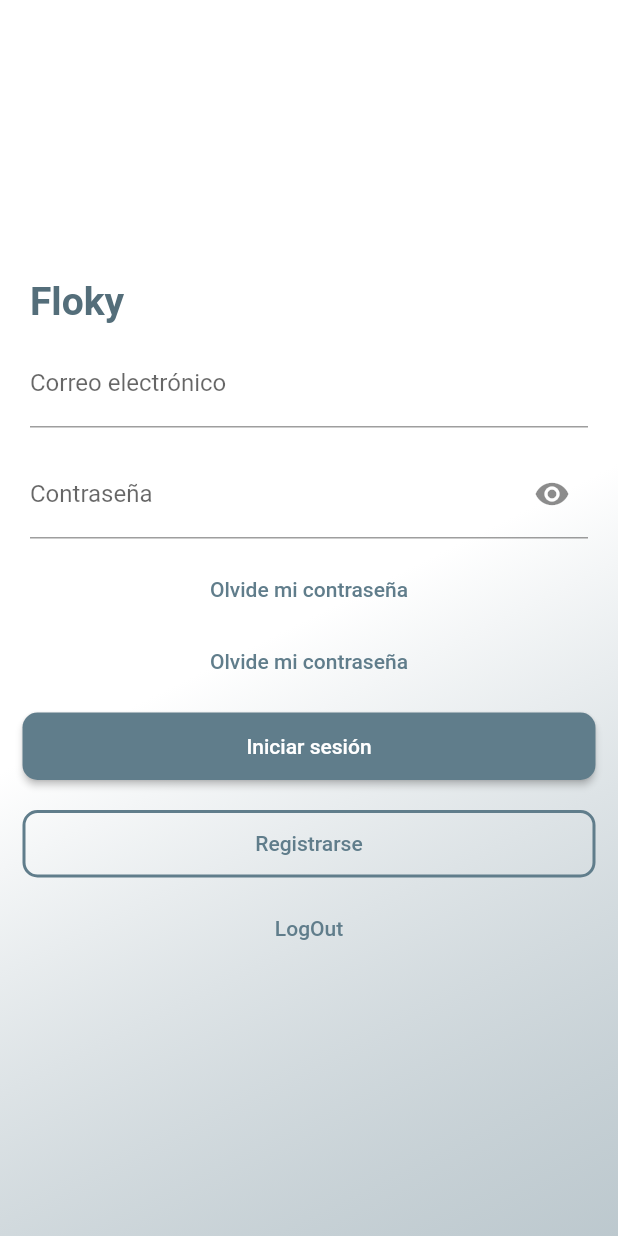
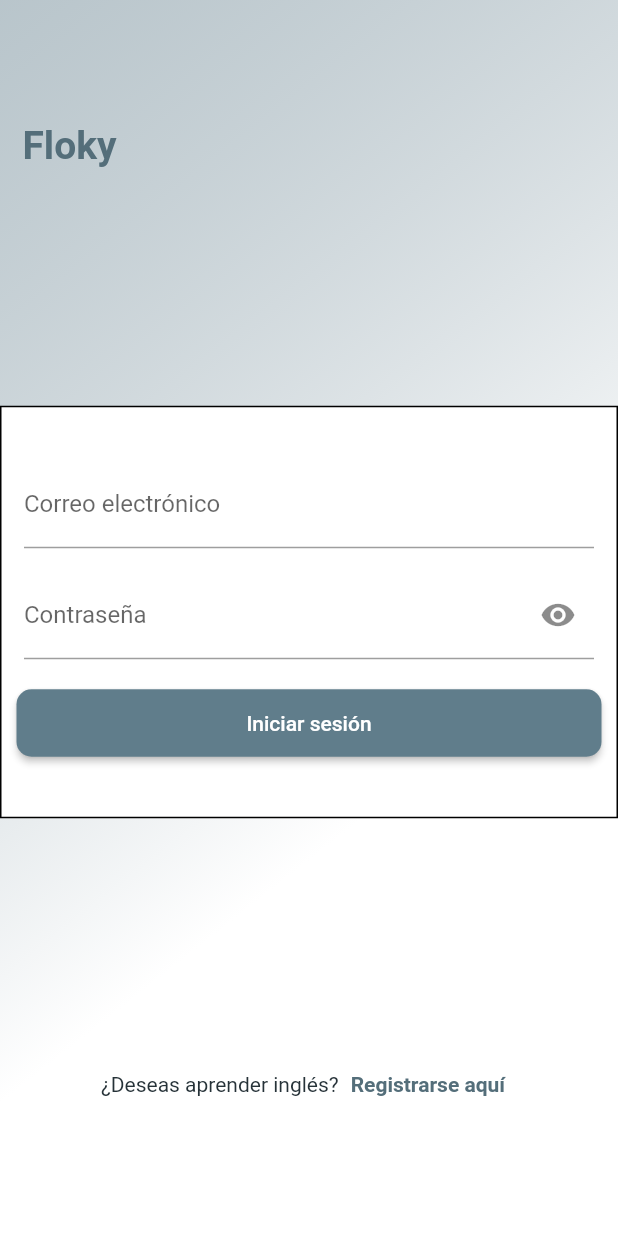
Before and after one commit to jcarloshg/Floky, a Flutter app: the screen it shows after launch, on a phone screen of 412 x 824 dp. Run offline on Flutter 3.47's test engine with Material 2 defaults, Android fonts, the phone set to English and light mode, and no system bars; our stand-ins replace bloc, flutter_bloc, get_it; missing offline and left inert: amplify_api, amplify_auth_cognito, amplify_flutter, safeprint.

Commit message:
MODIFY styles from [ButtonText]

```diff
--- a/lib/views/pages/authenticate/singin/screens/login.screen.dart
+++ b/lib/views/pages/authenticate/singin/screens/login.screen.dart
@@ -1,8 +1,11 @@
 import 'package:floky/views/pages/authenticate/singin/widgets/widgets.index.dart';
+import 'package:floky/views/widgets/widgets.index.dart';
 import 'package:flutter/material.dart';
 
 class LoginScreen extends StatelessWidget {
   const LoginScreen({Key? key}) : super(key: key);
+
+// FormLogin()
 
   @override
   Widget build(BuildContext context) {
@@ -11,8 +14,13 @@ class LoginScreen extends StatelessWidget {
       body: SafeArea(
         child: Container(
           decoration: _boxDecoration(context),
-          child: const Center(
-            child: FormLogin(),
+          child: Column(
+            mainAxisAlignment: MainAxisAlignment.spaceAround,
+            children: [
+              Titles.title('Floky'),
+              const FormLogin(),
+              const RegisterButton(),
+            ],
           ),
         ),
       ),
@@ -23,13 +31,13 @@ class LoginScreen extends StatelessWidget {
     return BoxDecoration(
       // border: Border.all(),
       gradient: LinearGradient(
-        // begin: const Alignment(-1.75, -1.75),
-        begin: const Alignment(0, 0),
-        end: const Alignment(1.75, 1.75),
+        begin: const Alignment(-1.75, -1.75),
+        // begin: const Alignment(0, 0),
+        // end: const Alignment(0, 0),
         colors: [
           // Theme.of(context).primaryColor.withOpacity(0.5),
+          Theme.of(context).primaryColor.withOpacity(0.5),
           Colors.white,
-          Theme.of(context).primaryColor.withOpacity(0.5),
         ],
       ),
     );
--- a/lib/views/pages/authenticate/singin/widgets/form_login.dart
+++ b/lib/views/pages/authenticate/singin/widgets/form_login.dart
@@ -13,38 +13,36 @@ class FormLogin extends StatelessWidget {
     final loginController = di<LoginController>().getController(context);
     final formController = loginController.loginFormController;
 
-    return Form(
-      key: formController.formLoginKey,
-      autovalidateMode: AutovalidateMode.onUserInteraction,
-      child: Container(
-        margin: const EdgeInsets.all(5),
+    return Container(
+      decoration: BoxDecoration(border: Border.all(), color: Colors.white),
+      padding: const EdgeInsets.symmetric(vertical: 30),
+      child: Form(
+        key: formController.formLoginKey,
+        autovalidateMode: AutovalidateMode.onUserInteraction,
         child: Column(
-          mainAxisSize: MainAxisSize.min,
+          mainAxisAlignment: MainAxisAlignment.end,
           children: [
-            Titles.title('Floky'),
             InputEmail(emailControl: formController.emailControl),
             InputPass(passControl: formController.passControl),
-            ButtonText(
-              function: () => loginController.goEnterUsername(context),
-              label: 'Olvide mi contraseña',
-            ),
-            TextButton(
-              onPressed: () => loginController.goEnterUsername(context),
-              child: const Text(
-                'Olvide mi contraseña',
-                textAlign: TextAlign.right,
-              ),
-            ),
+            // Row(
+            //   mainAxisAlignment: MainAxisAlignment.end,
+            //   children: [
+            //     ButtonText(
+            //       function: () => loginController.goEnterUsername(context),
+            //       label: '¿Olvidaste tu contraseña?',
+            //     ),
+            //   ],
+            // ),
             const IsExistError(),
             _isLoadingButtonLoggin(loginController.login),
-            ButtonSecondary(
-              label: 'Registrarse',
-              function: () => loginController.goFormRegisterScreen(context),
-            ),
-            TextButton(
-              onPressed: loginController.logout,
-              child: const Text('LogOut'),
-            ),
+            // ButtonSecondary(
+            //   label: 'Registrarse',
+            //   function: () => loginController.goFormRegisterScreen(context),
+            // ),
+            // TextButton(
+            //   onPressed: loginController.logout,
+            //   child: const Text('LogOut'),
+            // ),
           ],
         ),
       ),
--- /dev/null
+++ b/lib/views/pages/authenticate/singin/widgets/register_button.dart
@@ -0,0 +1,24 @@
+import 'package:floky/dependencyInjection/setup_di.dart';
+import 'package:floky/views/pages/authenticate/singin/login.controller.dart';
+import 'package:floky/views/widgets/widgets.index.dart';
+import 'package:flutter/material.dart';
+
+class RegisterButton extends StatelessWidget {
+  const RegisterButton({super.key});
+
+  @override
+  Widget build(BuildContext context) {
+    final loginController = di<LoginController>().getController(context);
+
+    return Row(
+      mainAxisAlignment: MainAxisAlignment.center,
+      children: [
+        Titles.text('¿Deseas aprender inglés?', withMargin: false),
+        ButtonText(
+          function: () => loginController.goFormRegisterScreen(context),
+          label: 'Registrarse aquí',
+        ),
+      ],
+    );
+  }
+}
--- a/lib/views/pages/authenticate/singin/widgets/widgets.index.dart
+++ b/lib/views/pages/authenticate/singin/widgets/widgets.index.dart
@@ -1 +1,2 @@
+export 'package:floky/views/pages/authenticate/singin/widgets/register_button.dart';
 export 'package:floky/views/pages/authenticate/singin/widgets/form_login.dart';
--- a/lib/views/widgets/UI/Titles/titles.dart
+++ b/lib/views/widgets/UI/Titles/titles.dart
@@ -36,7 +36,7 @@ class Titles {
 
   static Widget thirdTitle(String? thirdTitle, {bool? isCenter = false}) {
     return Container(
-      width: double.infinity,
+      // width: double.infinity,
       // decoration: BoxDecoration(border: Border.all()),
       // margin: const EdgeInsets.symmetric(vertical: 5),
       margin: const EdgeInsets.symmetric(horizontal: 15, vertical: 10),
@@ -52,10 +52,16 @@ class Titles {
     );
   }
 
-  static Widget text(String? title, {bool? isCenter = false}) {
+  static Widget text(
+    String? title, {
+    bool? isCenter = false,
+    bool withMargin = true,
+  }) {
     return Container(
       // decoration: BoxDecoration(border: Border.all()),
-      margin: const EdgeInsets.symmetric(vertical: 10, horizontal: 15),
+      margin: withMargin
+          ? const EdgeInsets.symmetric(vertical: 10, horizontal: 15)
+          : EdgeInsets.zero,
       child: Text(
         title ?? '[NOT_TEXT]',
         textAlign: isCenter! ? TextAlign.center : TextAlign.left,
--- a/lib/views/widgets/UI/button_text/button_text.dart
+++ b/lib/views/widgets/UI/button_text/button_text.dart
@@ -1,4 +1,5 @@
 import 'package:flutter/material.dart';
+import 'package:floky/views/widgets/widgets.index.dart';
 
 class ButtonText extends StatelessWidget {
   const ButtonText({
@@ -12,10 +13,25 @@ class ButtonText extends StatelessWidget {
 
   @override
   Widget build(BuildContext context) {
+    // return Container(
+    //   decoration: BoxDecoration(border: Border.all()),
+    //   child: MaterialButton(
+    //     onPressed: function,
+    //     // child: Text(label ?? ''),
+    //     child: Titles.thirdTitle(label ?? '[ButtonText_NOTLABEL]'),
+    //   ),
+    // );
     return TextButton(
       onPressed: function,
       child: Center(
-        child: Text(label ?? ''),
+        child: Text(
+          label ?? '',
+          style: TextStyle(
+            color: Colors.blueGrey.shade600,
+            fontSize: 14,
+            fontWeight: FontWeight.w700,
+          ),
+        ),
       ),
     );
   }
```
